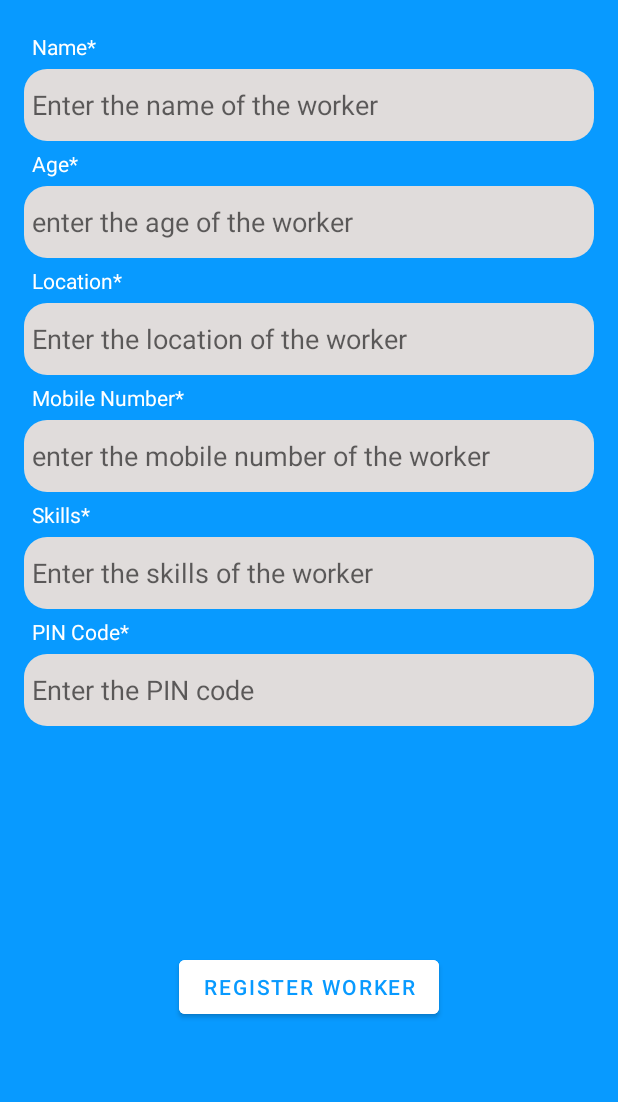
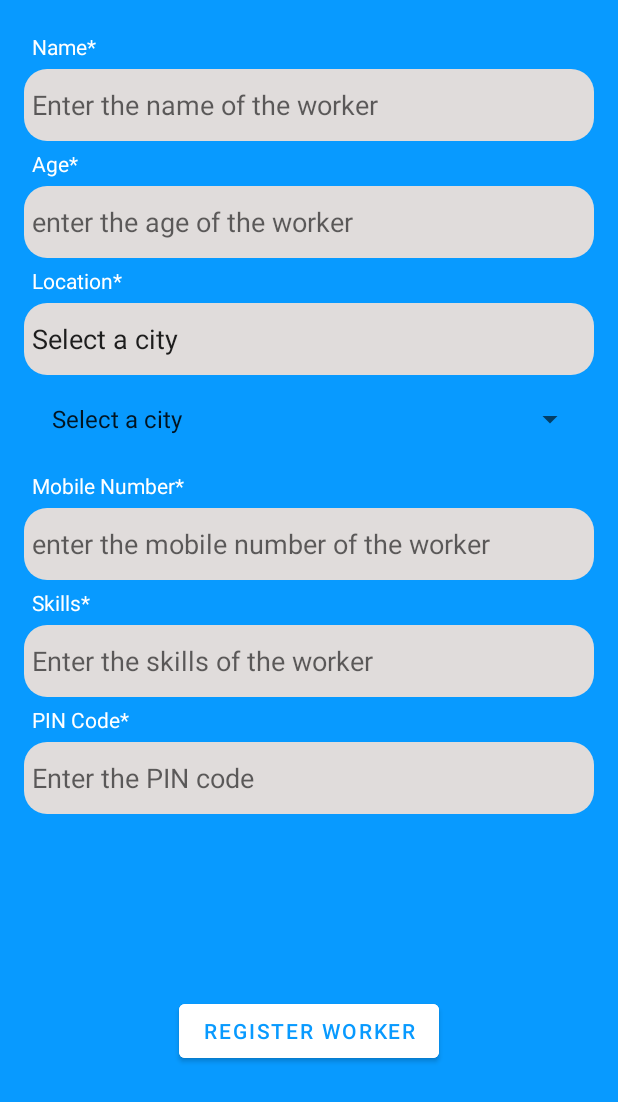
Before and after one commit to sandeep-prabhakula/all-at-work, an Android app: the screen it shows after launch (MainActivity), after a tap on "Register as Service provider", on a phone screen of 412 x 824 dp. Shown: the top 1102 px of the screen. Run offline under Robolectric (Android 15) with nearby library versions, the phone set to English and light mode, and no system bars; our stand-ins replace Firebase (no records; nobody signed in at launch, a user with empty details on screens opened directly).

Commit message:
added cities dropdown

```diff
--- a/app/src/main/java/com/sandeepprabhakula/smartindiahackathon/RegisterForServiceProvider.kt
+++ b/app/src/main/java/com/sandeepprabhakula/smartindiahackathon/RegisterForServiceProvider.kt
@@ -5,9 +5,7 @@ import android.text.TextUtils
 import android.view.LayoutInflater
 import android.view.View
 import android.view.ViewGroup
-import android.widget.Button
-import android.widget.EditText
-import android.widget.Toast
+import android.widget.*
 import androidx.fragment.app.Fragment
 import com.sandeepprabhakula.smartindiahackathon.daos.WorkersDao
 import com.sandeepprabhakula.smartindiahackathon.models.Worker
@@ -28,6 +26,30 @@ class RegisterForServiceProvider : Fragment() {
         val newWorkerLocation: EditText = view.findViewById(R.id.newWorkerLocation)
         val registerWorker: Button = view.findViewById(R.id.registerWorker)
         val newWorkerPINCode: EditText = view.findViewById(R.id.newWorkerPINCode)
+        val spinner: Spinner = view.findViewById(R.id.locationSpinner)
+        val cities = resources.getStringArray(R.array.Cities)
+        if (spinner != null) {
+            val adapter = ArrayAdapter(
+                requireContext(),
+                android.R.layout.simple_spinner_item, cities
+            )
+            spinner.adapter = adapter
+
+            spinner.onItemSelectedListener = object :
+                AdapterView.OnItemSelectedListener {
+                override fun onItemSelected(
+                    parent: AdapterView<*>,
+                    view: View, position: Int, id: Long
+                ) {
+                    newWorkerLocation.setText(cities[position])
+                }
+
+                override fun onNothingSelected(parent: AdapterView<*>) {
+                    // write code to perform some action
+                }
+            }
+        }
+
         registerWorker.setOnClickListener {
             val name = newWorkerName.text.toString()
             val mobile = newWorkerMobile.text.toString()
@@ -38,11 +60,21 @@ class RegisterForServiceProvider : Fragment() {
             if (!TextUtils.isEmpty(name) &&
                 !TextUtils.isEmpty(age) &&
                 !TextUtils.isEmpty(mobile) && mobile.length == 10 &&
-                !TextUtils.isEmpty(location) &&
+                !TextUtils.isEmpty(location) && location != "Select a city" &&
                 !TextUtils.isEmpty(skills) &&
                 !TextUtils.isEmpty(pinCode)
             ) {
-                workersDao.addWorker(Worker(name, age, mobile, skills, 0, location.lowercase(),pinCode))
+                workersDao.addWorker(
+                    Worker(
+                        name,
+                        age,
+                        mobile,
+                        skills,
+                        0,
+                        location.lowercase(),
+                        pinCode
+                    )
+                )
                 Toast.makeText(activity, "Registration Successful ", Toast.LENGTH_SHORT)
                     .show()
                 newWorkerAge.setText("")
--- a/app/src/main/res/layout/fragment_register_for_service_provider.xml
+++ b/app/src/main/res/layout/fragment_register_for_service_provider.xml
@@ -94,6 +94,15 @@
                 android:text=""
                 tools:ignore="SpeakableTextPresentCheck,TextContrastCheck" />
 
+            <Spinner
+                android:id="@+id/locationSpinner"
+                android:layout_width="match_parent"
+                android:layout_height="wrap_content"
+                android:layout_margin="5dp"
+                android:minHeight="48dp"
+                android:padding="5dp"
+                tools:ignore="DuplicateSpeakableTextCheck,SpeakableTextPresentCheck" />
+
             <TextView
                 android:id="@+id/Mobile"
                 android:layout_width="match_parent"
--- a/app/src/main/res/values/strings.xml
+++ b/app/src/main/res/values/strings.xml
@@ -26,6 +26,17 @@
     <string name="delhi">Delhi</string>
     <string name="bangalore">Bangalore</string>
     <string name="kolkata">Kolkata</string>
+    <string-array name="Cities">
+        <item>Select a city</item>
+        <item>Hyderabad</item>
+        <item>Mumbai</item>
+        <item>Chennai</item>
+        <item>Bangalore</item>
+        <item>Kolkata</item>
+        <item>Delhi</item>
+        <item>Jaipur</item>
+        <item>Kochin</item>
+    </string-array>
     <string name="search_in_your_city">Search in your city</string>
     <string name="used_services">Used Services</string>
     <string name="add_more_details">Add more details</string>
```
